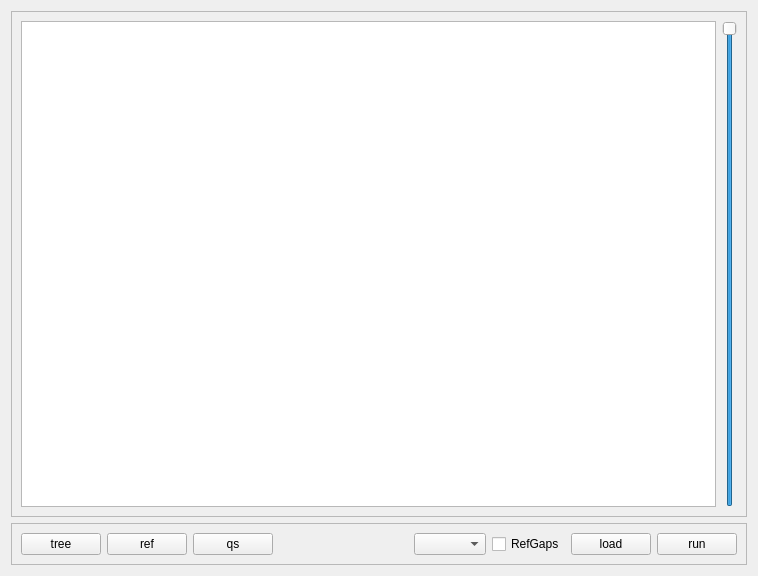
First picture: the form in main_widget.ui, repository sim82/contraption, before the edit.
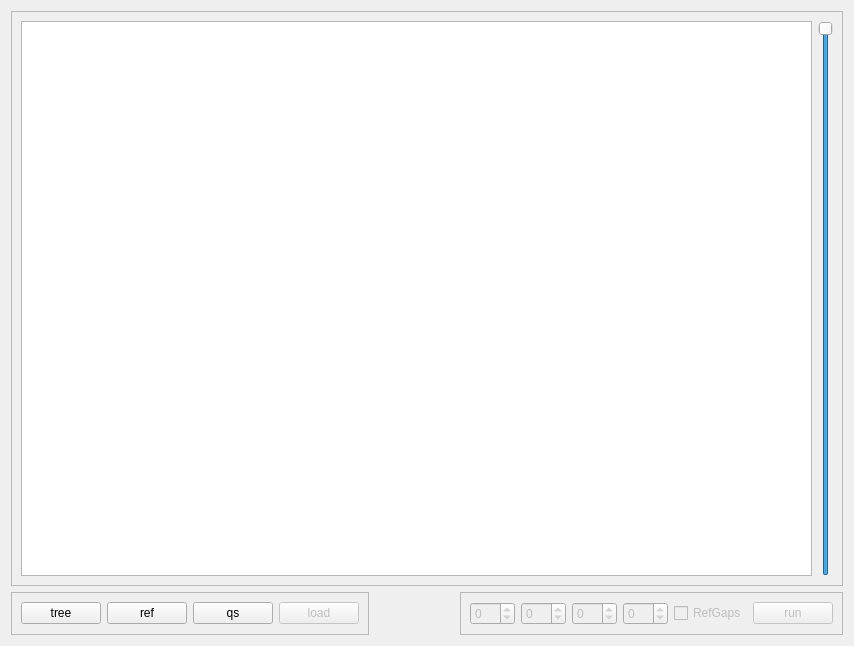
Second picture: the form after the edit.

Commit message: added scoring parameter controls and did some general improvements to the gui.

What changed in the file:
```diff
--- a/main_widget.ui
+++ b/main_widget.ui
@@ -6,15 +6,15 @@
    <rect>
     <x>0</x>
     <y>0</y>
-    <width>758</width>
-    <height>576</height>
+    <width>854</width>
+    <height>646</height>
    </rect>
   </property>
   <property name="windowTitle">
    <string>Form</string>
   </property>
-  <layout class="QVBoxLayout" name="verticalLayout">
-   <item>
+  <layout class="QGridLayout" name="gridLayout">
+   <item row="0" column="0" colspan="3">
     <widget class="QFrame" name="frame">
      <property name="frameShape">
       <enum>QFrame::StyledPanel</enum>
@@ -72,7 +72,7 @@
      </layout>
     </widget>
    </item>
-   <item>
+   <item row="1" column="0">
     <widget class="QFrame" name="frButtons">
      <property name="frameShape">
       <enum>QFrame::StyledPanel</enum>
@@ -102,36 +102,66 @@
         </property>
        </widget>
       </item>
-      <item>
-       <spacer name="horizontalSpacer">
-        <property name="orientation">
-         <enum>Qt::Horizontal</enum>
-        </property>
-        <property name="sizeHint" stdset="0">
-         <size>
-          <width>40</width>
-          <height>20</height>
-         </size>
-        </property>
-       </spacer>
-      </item>
-      <item>
-       <widget class="QComboBox" name="cbZoom"/>
-      </item>
-      <item>
-       <widget class="QCheckBox" name="cbRefGaps">
-        <property name="text">
-         <string>RefGaps</string>
-        </property>
-       </widget>
-      </item>
       <item>
        <widget class="QPushButton" name="pbLoad">
+        <property name="enabled">
+         <bool>false</bool>
+        </property>
         <property name="text">
          <string>load</string>
         </property>
        </widget>
       </item>
+     </layout>
+    </widget>
+   </item>
+   <item row="1" column="2">
+    <widget class="QFrame" name="frRun">
+     <property name="enabled">
+      <bool>false</bool>
+     </property>
+     <property name="frameShape">
+      <enum>QFrame::StyledPanel</enum>
+     </property>
+     <property name="frameShadow">
+      <enum>QFrame::Raised</enum>
+     </property>
+     <layout class="QHBoxLayout" name="horizontalLayout_2">
+      <item>
+       <widget class="QSpinBox" name="sbOpen">
+        <property name="minimum">
+         <number>-99</number>
+        </property>
+       </widget>
+      </item>
+      <item>
+       <widget class="QSpinBox" name="sbExt">
+        <property name="minimum">
+         <number>-99</number>
+        </property>
+       </widget>
+      </item>
+      <item>
+       <widget class="QSpinBox" name="sbMatch">
+        <property name="minimum">
+         <number>-99</number>
+        </property>
+       </widget>
+      </item>
+      <item>
+       <widget class="QSpinBox" name="sbCgap">
+        <property name="minimum">
+         <number>-99</number>
+        </property>
+       </widget>
+      </item>
+      <item>
+       <widget class="QCheckBox" name="cbRefGaps">
+        <property name="text">
+         <string>RefGaps</string>
+        </property>
+       </widget>
+      </item>
       <item>
        <widget class="QPushButton" name="pbRun">
         <property name="text">
@@ -142,6 +172,19 @@
      </layout>
     </widget>
    </item>
+   <item row="1" column="1">
+    <spacer name="horizontalSpacer">
+     <property name="orientation">
+      <enum>Qt::Horizontal</enum>
+     </property>
+     <property name="sizeHint" stdset="0">
+      <size>
+       <width>40</width>
+       <height>20</height>
+      </size>
+     </property>
+    </spacer>
+   </item>
   </layout>
  </widget>
  <tabstops>
```
Left out of the diff: 3 changed lines with no effect on the pictures. The commit also changes 4 other files.
